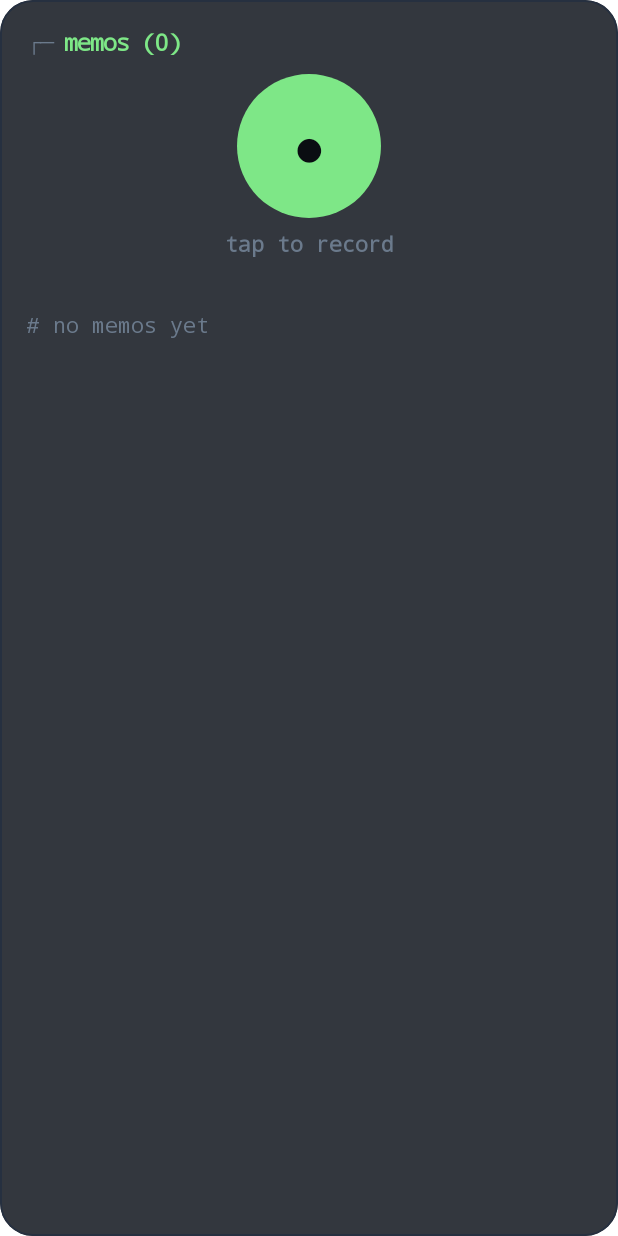
After one commit to TheSwagInDisguise/foldterm, an Android app built with Jetpack Compose: the composable MemosScreen shown on its own in the app's theme, on a phone screen of 412 x 824 dp. The commit adds this screen. Run offline under Robolectric (Android 15) with nearby library versions, the phone set to English and light mode, and no system bars; pictures from the network do not load.

Commit message:
0.58.0: voice memos
A Memos pane: one big button to record (AAC, stored privately on the
phone), a running timer, and a list of memos to play, share to any app or
delete. Radio pauses while you record. Asks for the microphone the first
time. `memo` opens it.

```diff
--- a/app/src/main/java/dev/foldterm/launcher/Section.kt
+++ b/app/src/main/java/dev/foldterm/launcher/Section.kt
@@ -37,6 +37,7 @@ enum class Section(val id: String, val title: String, val glyph: String) {
     NEWS("news", "News", "≡"),
     NOTES("notes", "Notes", "✎"),
     LINKS("links", "Links", "↗"),
+    MEMOS("memos", "Memos", "●"),
     GAMES("games", "Games", "◆"),
     TOOLS("tools", "Tools", "⌖"),
     WIDGETS("widgets", "Widgets", "◫"),
@@ -69,6 +70,7 @@ enum class Section(val id: String, val title: String, val glyph: String) {
                     "later", "bookmarks", "readlater" -> LINKS
                     "podcast", "pods" -> PODCASTS
                     "compass", "level", "dice", "tool" -> TOOLS
+                    "memo", "voice", "record", "recorder" -> MEMOS
                     else -> null
                 }
         }
--- a/app/src/main/java/dev/foldterm/launcher/shell/Shell.kt
+++ b/app/src/main/java/dev/foldterm/launcher/shell/Shell.kt
@@ -875,6 +875,7 @@ class Shell(private val vm: LauncherViewModel) {
             vm.out("🎲 ${r.joinToString(" ")}${if (n > 1) "  = ${r.sum()}" else ""}", LineKind.ACCENT)
         },
         Cmd("flip", "flip", "flip a coin", setOf("coin")) { _, _ -> vm.out(if (kotlin.random.Random.nextBoolean()) "heads" else "tails", LineKind.ACCENT) },
+        Cmd("memo", "memo", "voice memos (record from the pane)", setOf("record", "voice")) { _, _ -> vm.go(Section.MEMOS); vm.shellOpen.value = false },
         Cmd("brief", "brief", "rundown of your day", setOf("today", "morning")) { _, _ -> vm.brief() },
         Cmd("shade", "shade", "pull down notifications", setOf("notifications")) { _, _ -> vm.expandNotifications() },
         Cmd("g", "g <query>", "web search", setOf("web", "search", "ddg")) { _, rest -> vm.webSearch(rest) },
--- a/app/src/main/java/dev/foldterm/launcher/ui/Root.kt
+++ b/app/src/main/java/dev/foldterm/launcher/ui/Root.kt
@@ -119,6 +119,7 @@ import dev.foldterm.launcher.ui.screens.MoneyScreen
 import dev.foldterm.launcher.ui.screens.LinksScreen
 import dev.foldterm.launcher.ui.screens.PodcastsScreen
 import dev.foldterm.launcher.ui.screens.ToolsScreen
+import dev.foldterm.launcher.ui.screens.MemosScreen
 import dev.foldterm.launcher.ui.screens.WeatherScreen
 import dev.foldterm.launcher.ui.screens.MediaScreen
 import dev.foldterm.launcher.ui.screens.NotificationCentre
@@ -429,6 +430,7 @@ private fun SectionContent(vm: LauncherViewModel, section: Section, modifier: Mo
             Section.LINKS -> LinksScreen(vm)
             Section.PODCASTS -> PodcastsScreen(vm)
             Section.TOOLS -> ToolsScreen(vm)
+            Section.MEMOS -> MemosScreen(vm)
             Section.WIDGETS -> WidgetsScreen(vm)
             Section.SETTINGS -> SettingsScreen(vm)
         }
--- /dev/null
+++ b/app/src/main/java/dev/foldterm/launcher/ui/screens/MemosScreen.kt
@@ -0,0 +1,84 @@
+package dev.foldterm.launcher.ui.screens
+
+import androidx.compose.foundation.background
+import androidx.compose.foundation.clickable
+import androidx.compose.foundation.layout.Box
+import androidx.compose.foundation.layout.Column
+import androidx.compose.foundation.layout.Row
+import androidx.compose.foundation.layout.Spacer
+import androidx.compose.foundation.layout.fillMaxSize
+import androidx.compose.foundation.layout.fillMaxWidth
+import androidx.compose.foundation.layout.height
+import androidx.compose.foundation.layout.padding
+import androidx.compose.foundation.layout.size
+import androidx.compose.foundation.layout.width
+import androidx.compose.foundation.lazy.LazyColumn
+import androidx.compose.foundation.shape.CircleShape
+import androidx.compose.foundation.shape.RoundedCornerShape
+import androidx.compose.runtime.Composable
+import androidx.compose.runtime.LaunchedEffect
+import androidx.compose.runtime.getValue
+import androidx.compose.runtime.mutableLongStateOf
+import androidx.compose.runtime.remember
+import androidx.compose.runtime.setValue
+import androidx.compose.ui.Alignment
+import androidx.compose.ui.Modifier
+import androidx.compose.ui.draw.clip
+import androidx.compose.ui.graphics.Color
+import androidx.compose.ui.text.font.FontWeight
+import androidx.compose.ui.unit.dp
+import androidx.compose.ui.unit.sp
+import androidx.lifecycle.compose.collectAsStateWithLifecycle
+import dev.foldterm.launcher.LauncherViewModel
+import dev.foldterm.launcher.ui.Empty
+import dev.foldterm.launcher.ui.Fmt
+import dev.foldterm.launcher.ui.LocalTerm
+import dev.foldterm.launcher.ui.Panel
+import dev.foldterm.launcher.ui.T
+import kotlinx.coroutines.delay
+
+@Composable
+fun MemosScreen(vm: LauncherViewModel) {
+    val t = LocalTerm.current
+    val list by vm.memos.list.collectAsStateWithLifecycle()
+    val since by vm.memos.recordingSince.collectAsStateWithLifecycle()
+    val playing by vm.memos.playing.collectAsStateWithLifecycle()
+    var now by remember { mutableLongStateOf(System.currentTimeMillis()) }
+    LaunchedEffect(since) { while (since > 0) { now = System.currentTimeMillis(); delay(200) } }
+    val recording = since > 0
+    Panel(Modifier.fillMaxSize(), title = "memos (${list.size})") {
+        Column(Modifier.fillMaxWidth(), horizontalAlignment = Alignment.CenterHorizontally) {
+            Box(
+                Modifier.size(96.dp).clip(CircleShape).background(if (recording) t.err else t.button)
+                    .clickable { if (recording) vm.memos.stop() else vm.startMemo() },
+                contentAlignment = Alignment.Center,
+            ) { T(if (recording) "■" else "●", color = if (recording) Color.White else t.onButton, size = 36.sp) }
+            Spacer(Modifier.height(8.dp))
+            T(if (recording) "recording ${clockText(now - since)}" else "tap to record", color = if (recording) t.err else t.dim, weight = FontWeight.SemiBold)
+        }
+        Spacer(Modifier.height(16.dp))
+        if (list.isEmpty()) Empty("no memos yet")
+        LazyColumn(Modifier.fillMaxSize()) {
+            items(list.size, key = { list[it].file.name }) { i ->
+                val m = list[i]
+                val on = playing == m.file.name
+                Row(
+                    Modifier.fillMaxWidth().padding(vertical = 3.dp).clip(RoundedCornerShape(12.dp))
+                        .background(if (on) t.selection else t.panelAlt).padding(horizontal = 12.dp, vertical = 10.dp),
+                    verticalAlignment = Alignment.CenterVertically,
+                ) {
+                    T(if (on) "■" else "▶", color = t.accent, size = 18.sp, modifier = Modifier.clip(CircleShape)
+                        .clickable { if (on) vm.memos.stopPlayback() else vm.memos.play(m) }.padding(8.dp))
+                    Spacer(Modifier.width(8.dp))
+                    Column(Modifier.weight(1f)) {
+                        T(m.file.nameWithoutExtension.removePrefix("memo-").let { if (it.all { c -> c.isDigit() }) "memo · ${Fmt.dayLabel(m.created)} ${Fmt.time(m.created)}" else it },
+                            weight = FontWeight.SemiBold, maxLines = 1)
+                        T("${clockText(m.durationMs)} · ${m.file.length() / 1024} KB", color = t.dim, size = 11.sp)
+                    }
+                    T("share", color = t.dim, size = 12.sp, modifier = Modifier.clip(RoundedCornerShape(8.dp)).clickable { vm.shareMemo(m) }.padding(6.dp))
+                    T("✕", color = t.dim, modifier = Modifier.clip(CircleShape).clickable { vm.memos.delete(m) }.padding(8.dp))
+                }
+            }
+        }
+    }
+}
--- /dev/null
+++ b/app/src/main/res/xml/file_paths.xml
@@ -0,0 +1,4 @@
+<?xml version="1.0" encoding="utf-8"?>
+<paths>
+    <files-path name="memos" path="memos/" />
+</paths>
```
Also changed, not shown: app/src/main/AndroidManifest.xml (+12 -0 lines), app/src/main/java/dev/foldterm/launcher/LauncherViewModel.kt (+18 -0 lines), app/src/main/java/dev/foldterm/launcher/data/Memos.kt (added, +78 -0 lines), 1 other file.
